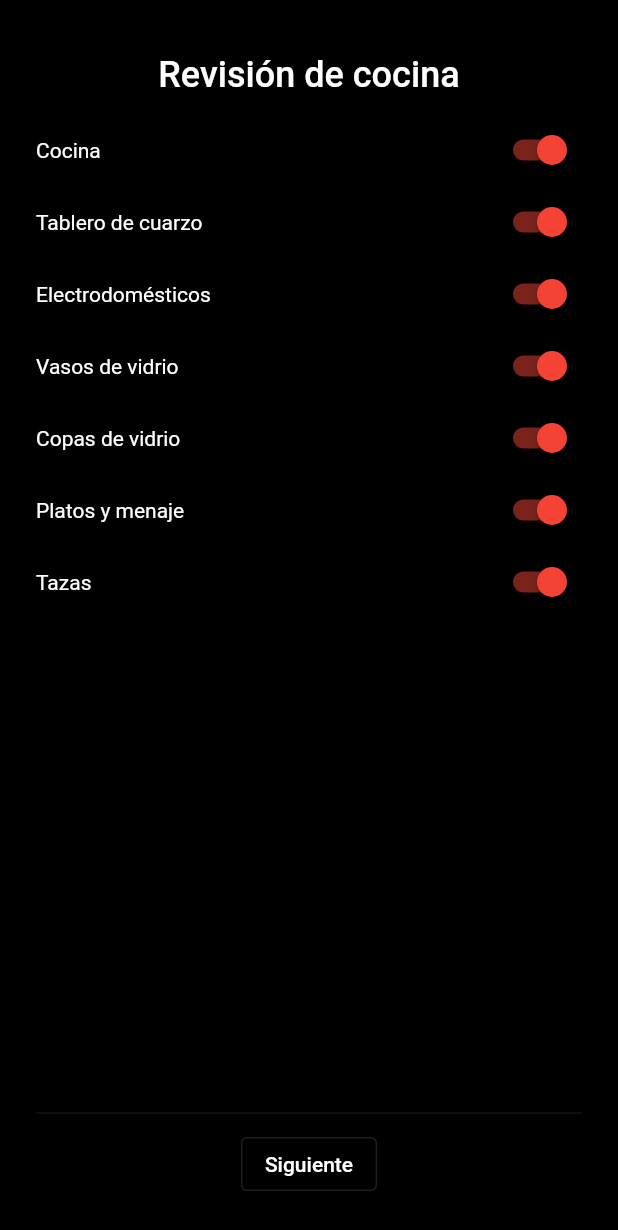
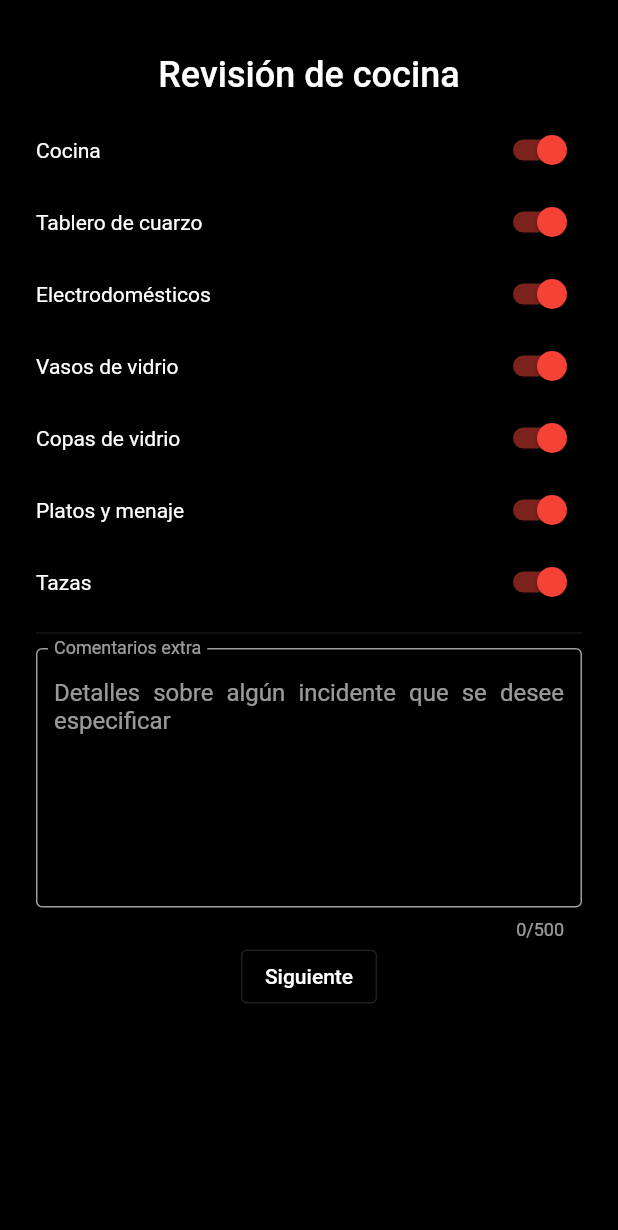
Before and after one commit to jflavio11/AirBnbApartmentVerificator, a Flutter app: the screen it shows after launch, on a phone screen of 412 x 824 dp. Shown: the top 1230 px of the screen. Run offline on Flutter 3.47's test engine with Material 2 defaults, Android fonts, the phone set to English and light mode, and no system bars; our stand-ins replace localization.

```diff
--- a/lib/form/FormData.dart
+++ b/lib/form/FormData.dart
@@ -27,8 +27,10 @@ class KitchenData {
   KitchenData({this.extraComments = ""})
       : kitchenStateData = <int, bool>{0: true, 1: true, 2: true, 3: true, 4: true, 5: true, 6: true};
 
-  KitchenData copyWith(int key, bool newValue, {String? extraComments}) {
-    kitchenStateData.update(key, (value) => newValue);
+  KitchenData copyWith({int? key, bool? newValue, String? extraComments}) {
+    if (key != null && newValue != null) {
+      kitchenStateData.update(key, (value) => newValue);
+    }
     KitchenData updated = KitchenData(extraComments: extraComments ?? this.extraComments);
     updated.kitchenStateData = kitchenStateData;
     return updated;
--- a/lib/form/FormPages.dart
+++ b/lib/form/FormPages.dart
@@ -16,17 +16,19 @@ class FormPageOne extends StatefulWidget {
 class _PageOneState extends State<FormPageOne> {
   @override
   Widget build(BuildContext context) {
-    return Scaffold(body: Consumer<FormData>(builder: (context, formData, child) {
+    return Scaffold(
+      body: Consumer<FormData>(builder: (context, formData, child) {
         return Padding(
           padding: const EdgeInsets.all(24.0),
           child: Column(children: [
             const Padding(
               padding: EdgeInsets.all(12.0),
-                child: Text("Revisión de cocina",
-                    style: TextStyle(fontSize: 24.0, fontWeight: FontWeight.w500))),
-            Expanded(
-                child: ListView.builder(
+              child:
+                  Text("Revisión de cocina", style: TextStyle(fontSize: 24.0, fontWeight: FontWeight.w500)),
+            ),
+            ListView.builder(
                 key: UniqueKey(),
+                shrinkWrap: true,
                 itemCount: formData.kitchenData.kitchenStateData.length,
                 itemBuilder: (context, position) {
                   return Row(
@@ -37,19 +39,44 @@ class _PageOneState extends State<FormPageOne> {
                       Switch(
                         value: formData.kitchenData.kitchenStateData[position] ?? false,
                         onChanged: (bool updatedValue) {
-                                  KitchenData updated = formData.kitchenData.copyWith(position, updatedValue);
+                          KitchenData updated = formData.kitchenData.copyWith(
+                            key: position,
+                            newValue: updatedValue,
+                          );
                           formData.updateKitchenData(updated);
+                        },
+                      ),
+                    ],
+                  );
                 }),
-                          ]);
-                    })),
             const Divider(height: 20.0),
+            TextField(
+              keyboardType: TextInputType.text,
+              textInputAction: TextInputAction.done,
+              maxLines: 7,
+              maxLength: 500,
+              decoration: const InputDecoration(
+                  enabledBorder: OutlineInputBorder(borderSide: BorderSide(color: Colors.grey)),
+                  focusedBorder: OutlineInputBorder(borderSide: BorderSide(color: Colors.grey)),
+                  labelText: "Comentarios extra",
+                  hintText: "Detalles sobre algún incidente que se desee especificar",
+                  floatingLabelBehavior: FloatingLabelBehavior.always),
+              textAlign: TextAlign.justify,
+              onSubmitted: (String? text) {
+                String updatedText = text ?? "";
+                formData.updateKitchenData(formData.kitchenData.copyWith(extraComments: updatedText));
+              },
+            ),
             OutlinedButton(
               onPressed: () {
                 Navigator.pushNamed(context, FormPageTwo.route);
               },
-                child: const Text("Siguiente"))
-          ]));
-    }));
+              child: const Text("Siguiente"),
+            ),
+          ]),
+        );
+      }),
+    );
   }
 }
 
--- a/lib/main.dart
+++ b/lib/main.dart
@@ -1,3 +1,4 @@
+import 'package:flutter/cupertino.dart';
 import 'package:flutter/material.dart';
 import 'package:flutter/services.dart';
 import 'package:flutter_localizations/flutter_localizations.dart';
@@ -20,6 +21,9 @@ class AirBnbApartmentVerificatorApp extends StatelessWidget {
       title: 'AirBnb Apartment Verificator',
       localizationsDelegates: [
         LocalJsonLocalization.delegate,
+        GlobalMaterialLocalizations.delegate,
+        GlobalWidgetsLocalizations.delegate,
+        GlobalCupertinoLocalizations.delegate
       ],
       supportedLocales: const [Locale('es', 'ES')],
       localeResolutionCallback: (locale, supportedLocales) {
```
Lines whose indentation alone changed are shown as unchanged.
